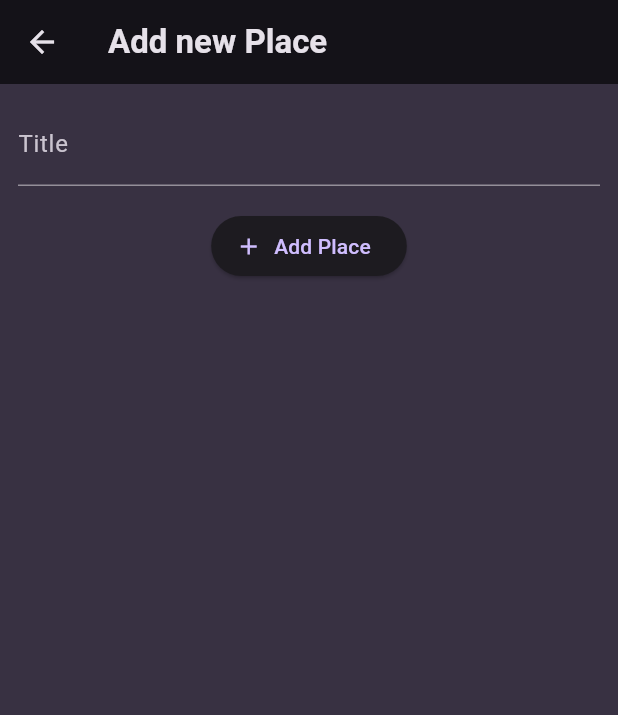
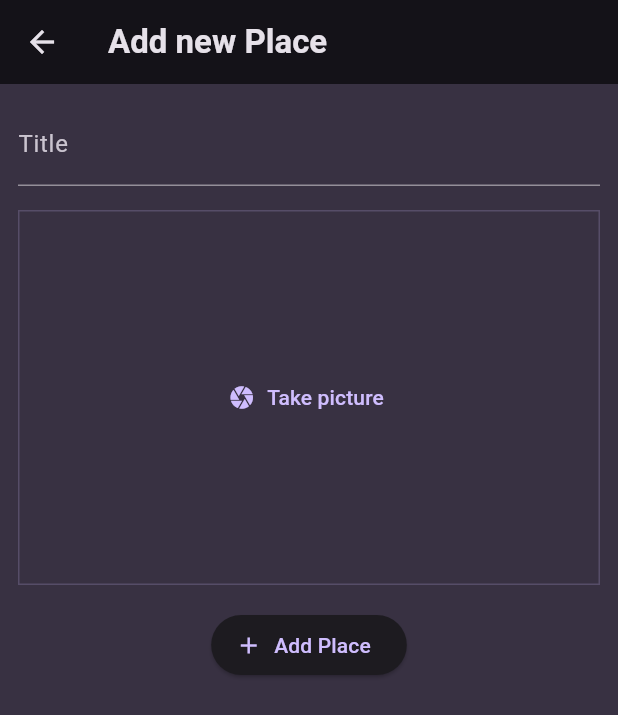
Before and after one commit to gustawx/native-features, a Flutter app: the AddPlaceScreen screen opened directly, on a phone screen of 412 x 824 dp. Shown: the top 715 px of the screen. Run offline on Flutter 3.47's test engine with Material 3 defaults, Android fonts, the phone set to English and light mode, and no system bars; our stand-ins replace flutter_riverpod, google_fonts, image_picker.

Commit message:
feat: add image input functionality to add_place screen
- Add image_picker dependency to pubspec.yaml for image selection
- Create new ImageInput widget in image_input.dart for image selection and display
- Add ImageInput widget to add_place.dart screen
- Update Info.plist with necessary permissions for image selection
- Register file_selector plugin for Linux, MacOS, and Windows platforms for file selection support

```diff
--- a/lib/screens/add_place.dart
+++ b/lib/screens/add_place.dart
@@ -1,6 +1,7 @@
 import 'package:flutter/material.dart';
 import 'package:flutter_riverpod/flutter_riverpod.dart';
 import 'package:native_features/providers/user_places.dart';
+import 'package:native_features/widgets/image_input.dart';
 
 class AddPlaceScreen extends ConsumerStatefulWidget {
   const AddPlaceScreen({super.key});
@@ -50,6 +51,8 @@
               ),
             ),
             const SizedBox(height: 16),
+            const ImageInput(),
+            const SizedBox(height: 16),
             ElevatedButton.icon(
               onPressed: _savePlace,
               icon: const Icon(Icons.add),
--- /dev/null
+++ b/lib/widgets/image_input.dart
@@ -0,0 +1,56 @@
+import 'dart:io';
+
+import 'package:flutter/material.dart';
+import 'package:image_picker/image_picker.dart';
+
+class ImageInput extends StatefulWidget {
+  const ImageInput({super.key});
+
+  @override
+  State<StatefulWidget> createState() {
+    return _ImageInputState();
+  }
+}
+
+class _ImageInputState extends State<ImageInput> {
+  File? _selectedImage;
+
+  void _takePicture() async {
+    final imagePicker = ImagePicker();
+    final pickedImage = await imagePicker.pickImage(
+      source: ImageSource.camera,
+      maxWidth: 600,
+    );
+    if (pickedImage == null) return;
+    _selectedImage = File(pickedImage.path);
+  }
+
+  @override
+  Widget build(BuildContext context) {
+    Widget content = TextButton.icon(
+      onPressed: _takePicture,
+      icon: const Icon(Icons.camera),
+      label: const Text('Take picture'),
+    );
+
+    if (_selectedImage != null) {
+      content = Image.file(
+        _selectedImage!,
+        fit: BoxFit.cover,
+      );
+    }
+
+    return Container(
+      decoration: BoxDecoration(
+        border: Border.all(
+          width: 1,
+          color: Theme.of(context).colorScheme.primary.withOpacity(0.2),
+        ),
+      ),
+      alignment: Alignment.center,
+      height: 250,
+      width: double.infinity,
+      child: content,
+    );
+  }
+}
--- a/pubspec.yaml
+++ b/pubspec.yaml
@@ -38,6 +38,7 @@
   google_fonts: ^6.1.0
   flutter_riverpod: ^2.4.9
   uuid: ^4.2.1
+  image_picker: ^1.0.4
 
 dev_dependencies:
   flutter_test:
```
Also changed, not shown: pubspec.lock, 6 other files.
